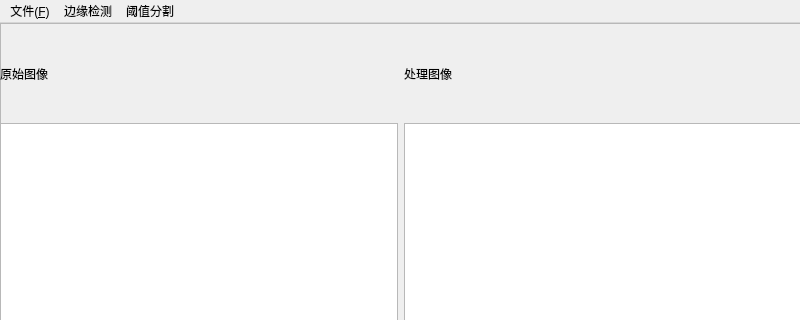
Old version of the form UI.ui in the repository yikakia/DigtalPicHomework; both pictures show x 0 to 800 and y 0 to 320 of the 800 by 600 pixel window.
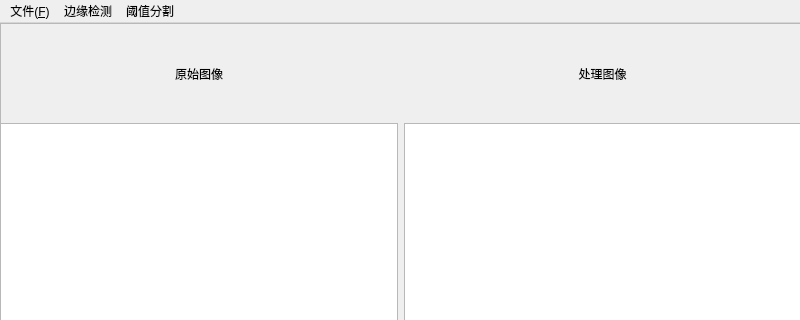
New version of the form.

Commit message: fix: 1. 修改报错判定 2. 修改UI

The edit to the form file:
```diff
--- a/UI.ui
+++ b/UI.ui
@@ -62,6 +62,9 @@
         <property name="text">
          <string>原始图像</string>
         </property>
+        <property name="alignment">
+         <set>Qt::AlignCenter</set>
+        </property>
        </widget>
       </item>
       <item>
@@ -69,6 +72,9 @@
         <property name="text">
          <string>处理图像</string>
         </property>
+        <property name="alignment">
+         <set>Qt::AlignCenter</set>
+        </property>
        </widget>
       </item>
      </layout>
```
The commit also changes 2 other files.
